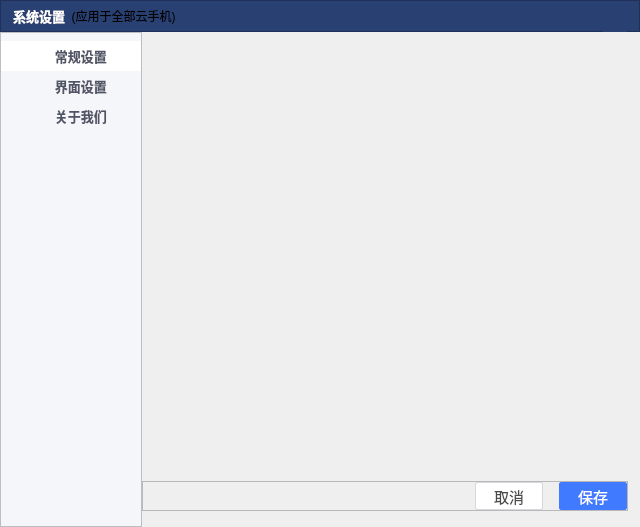
The window that systemsettingwidget.ui (ZhouMei20220810/TEST) describes before a commit, drawn with Qt 5.
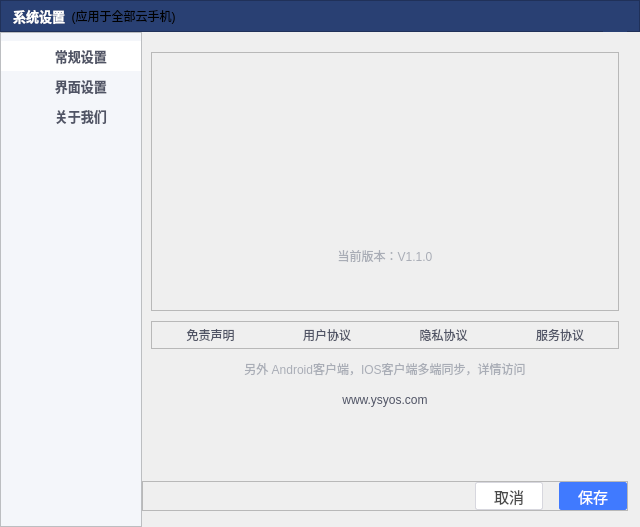
The same window after the commit. The open tabs and pages were chosen to show the change. Icons and pictures are not drawn.

```diff
--- a/systemsettingwidget.ui
+++ b/systemsettingwidget.ui
@@ -1434,7 +1434,250 @@
            </item>
           </layout>
          </widget>
-         <widget class="QWidget" name="pageAbout"/>
+         <widget class="QWidget" name="pageAbout">
+          <property name="styleSheet">
+           <string notr="true">color:#505465;</string>
+          </property>
+          <layout class="QVBoxLayout" name="verticalLayout_6">
+           <property name="spacing">
+            <number>10</number>
+           </property>
+           <property name="topMargin">
+            <number>20</number>
+           </property>
+           <property name="bottomMargin">
+            <number>70</number>
+           </property>
+           <item>
+            <widget class="QFrame" name="frame_6">
+             <property name="frameShape">
+              <enum>QFrame::StyledPanel</enum>
+             </property>
+             <property name="frameShadow">
+              <enum>QFrame::Raised</enum>
+             </property>
+             <layout class="QVBoxLayout" name="verticalLayout_7">
+              <property name="bottomMargin">
+               <number>30</number>
+              </property>
+              <item>
+               <layout class="QHBoxLayout" name="horizontalLayout_9">
+                <property name="spacing">
+                 <number>10</number>
+                </property>
+                <item>
+                 <spacer name="horizontalSpacer_4">
+                  <property name="orientation">
+                   <enum>Qt::Horizontal</enum>
+                  </property>
+                  <property name="sizeHint" stdset="0">
+                   <size>
+                    <width>40</width>
+                    <height>20</height>
+                   </size>
+                  </property>
+                 </spacer>
+                </item>
+                <item>
+                 <widget class="QLabel" name="label_23">
+                  <property name="maximumSize">
+                   <size>
+                    <width>150</width>
+                    <height>150</height>
+                   </size>
+                  </property>
+                  <property name="text">
+                   <string/>
+                  </property>
+                  <property name="pixmap">
+                   <pixmap resource="res.qrc">:/main/resource/main/aboutlogo.png</pixmap>
+                  </property>
+                  <property name="scaledContents">
+                   <bool>true</bool>
+                  </property>
+                 </widget>
+                </item>
+                <item>
+                 <spacer name="horizontalSpacer_12">
+                  <property name="orientation">
+                   <enum>Qt::Horizontal</enum>
+                  </property>
+                  <property name="sizeHint" stdset="0">
+                   <size>
+                    <width>40</width>
+                    <height>20</height>
+                   </size>
+                  </property>
+                 </spacer>
+                </item>
+               </layout>
+              </item>
+              <item>
+               <widget class="QLabel" name="label_24">
+                <property name="maximumSize">
+                 <size>
+                  <width>16777215</width>
+                  <height>20</height>
+                 </size>
+                </property>
+                <property name="styleSheet">
+                 <string notr="true">color:#A9ADB6;</string>
+                </property>
+                <property name="text">
+                 <string>当前版本：V1.1.0</string>
+                </property>
+                <property name="alignment">
+                 <set>Qt::AlignCenter</set>
+                </property>
+               </widget>
+              </item>
+             </layout>
+            </widget>
+           </item>
+           <item>
+            <widget class="QFrame" name="frame_8">
+             <property name="maximumSize">
+              <size>
+               <width>16777215</width>
+               <height>28</height>
+              </size>
+             </property>
+             <property name="frameShape">
+              <enum>QFrame::StyledPanel</enum>
+             </property>
+             <property name="frameShadow">
+              <enum>QFrame::Raised</enum>
+             </property>
+             <layout class="QHBoxLayout" name="horizontalLayout_8">
+              <property name="spacing">
+               <number>0</number>
+              </property>
+              <property name="leftMargin">
+               <number>0</number>
+              </property>
+              <property name="topMargin">
+               <number>0</number>
+              </property>
+              <property name="rightMargin">
+               <number>0</number>
+              </property>
+              <property name="bottomMargin">
+               <number>0</number>
+              </property>
+              <item>
+               <widget class="QPushButton" name="pushButton_4">
+                <property name="cursor">
+                 <cursorShape>PointingHandCursor</cursorShape>
+                </property>
+                <property name="styleSheet">
+                 <string notr="true">QPushButton:pressed{
+border:none;
+}</string>
+                </property>
+                <property name="text">
+                 <string>免责声明</string>
+                </property>
+                <property name="flat">
+                 <bool>true</bool>
+                </property>
+               </widget>
+              </item>
+              <item>
+               <widget class="QPushButton" name="pushButton_5">
+                <property name="cursor">
+                 <cursorShape>PointingHandCursor</cursorShape>
+                </property>
+                <property name="styleSheet">
+                 <string notr="true">QPushButton:pressed{
+border:none;
+}</string>
+                </property>
+                <property name="text">
+                 <string>用户协议</string>
+                </property>
+                <property name="flat">
+                 <bool>true</bool>
+                </property>
+               </widget>
+              </item>
+              <item>
+               <widget class="QPushButton" name="pushButton_6">
+                <property name="cursor">
+                 <cursorShape>PointingHandCursor</cursorShape>
+                </property>
+                <property name="styleSheet">
+                 <string notr="true">QPushButton:pressed{
+border:none;
+}</string>
+                </property>
+                <property name="text">
+                 <string>隐私协议</string>
+                </property>
+                <property name="flat">
+                 <bool>true</bool>
+                </property>
+               </widget>
+              </item>
+              <item>
+               <widget class="QPushButton" name="pushButton_7">
+                <property name="cursor">
+                 <cursorShape>PointingHandCursor</cursorShape>
+                </property>
+                <property name="styleSheet">
+                 <string notr="true">QPushButton:pressed{
+border:none;
+}</string>
+                </property>
+                <property name="text">
+                 <string>服务协议</string>
+                </property>
+                <property name="flat">
+                 <bool>true</bool>
+                </property>
+               </widget>
+              </item>
+             </layout>
+            </widget>
+           </item>
+           <item>
+            <widget class="QLabel" name="label_25">
+             <property name="maximumSize">
+              <size>
+               <width>16777215</width>
+               <height>20</height>
+              </size>
+             </property>
+             <property name="styleSheet">
+              <string notr="true">color:#A9ADB6;</string>
+             </property>
+             <property name="text">
+              <string>另外 Android客户端，IOS客户端多端同步，详情访问</string>
+             </property>
+             <property name="alignment">
+              <set>Qt::AlignCenter</set>
+             </property>
+            </widget>
+           </item>
+           <item>
+            <widget class="QPushButton" name="pushButton_3">
+             <property name="cursor">
+              <cursorShape>PointingHandCursor</cursorShape>
+             </property>
+             <property name="styleSheet">
+              <string notr="true">QPushButton:pressed{
+border:none;
+}</string>
+             </property>
+             <property name="text">
+              <string>www.ysyos.com</string>
+             </property>
+             <property name="flat">
+              <bool>true</bool>
+             </property>
+            </widget>
+           </item>
+          </layout>
+         </widget>
          <widget class="QWidget" name="pageUISetting">
           <property name="styleSheet">
            <string notr="true">color:#FF505465;
```
Left out of the diff: 4 changed lines with no effect on the pictures.
